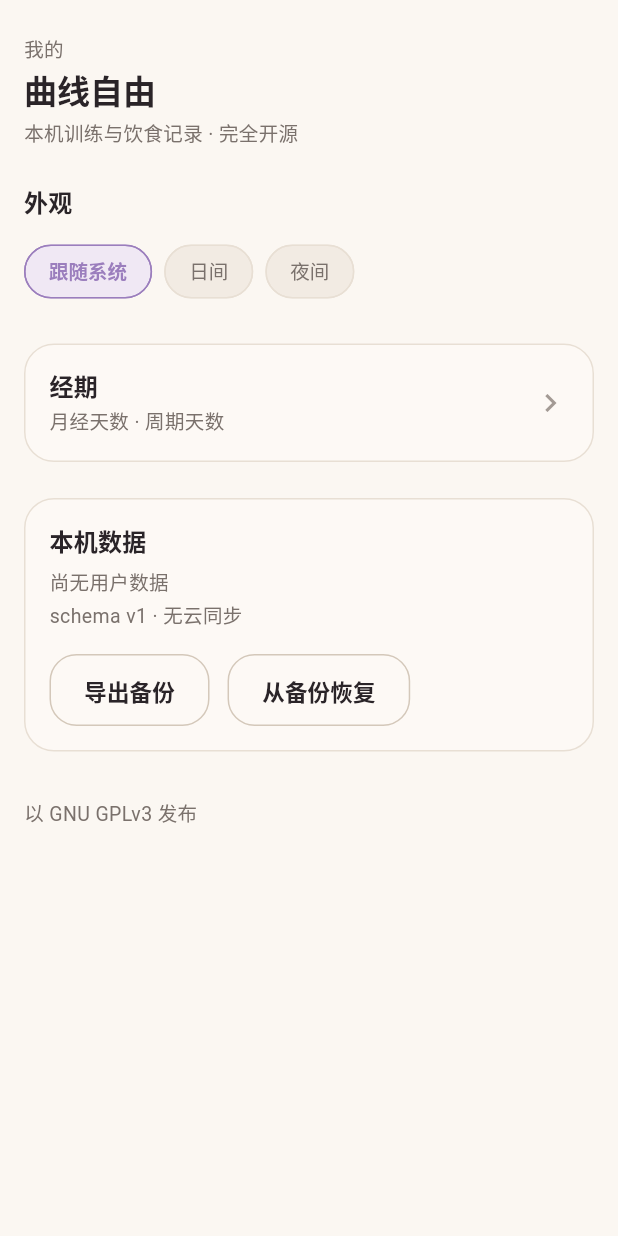
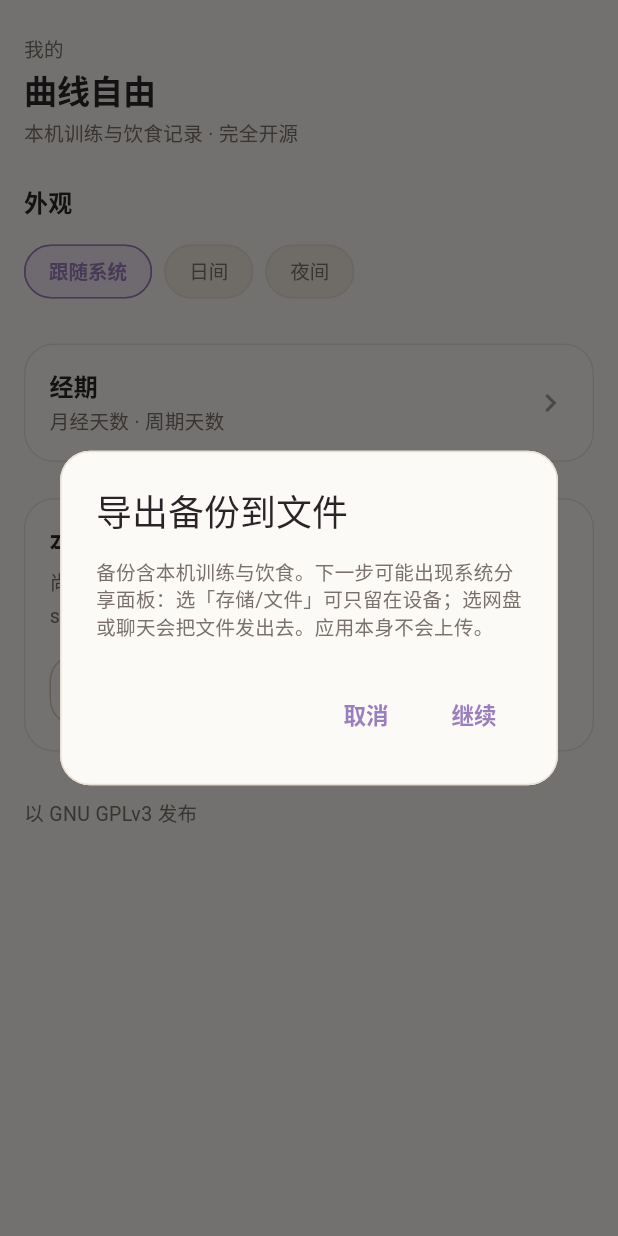
Before and after one commit to fuyuefa/curvefree, a Flutter app: the MePage screen opened directly, after a tap on "导出备份", on a phone screen of 412 x 824 dp. Run offline on Flutter 3.47's test engine with Material 3 defaults, Android fonts, the phone set to English and light mode, and no system bars; our stand-ins replace file_picker, flutter_riverpod, lottie, share_plus, shared_preferences; accounts and stored records are empty.

Commit message:
第五刀：导出备份与完成、删除训练前先确认 (#11)
导出备份先确认分享风险，取消不写不分享；完成/删除训练先确认，取消不改记录。

```diff
--- a/lib/core/constants/app_tokens.dart
+++ b/lib/core/constants/app_tokens.dart
@@ -73,6 +73,13 @@ abstract final class AppStrings {
   static const String exerciseNameHint = '动作名，如卧推';
   static const String finishWorkout = '完成训练';
   static const String finishThisSession = '完成本次训练';
+  static const String finishSessionConfirmTitle = '完成这堂训练？';
+  static const String finishSessionConfirmAction = '完成';
+  static const String keepLoggingSets = '继续记组';
+  static const String workoutCompleted = '训练已完成';
+  static const String deleteSessionTitle = '删除这堂训练？';
+  static const String deleteSessionBody = '此操作无法撤销。';
+  static const String deleteSessionAction = '删除';
   static const String navToday = '今日';
   static const String navMe = '我的';
   static const String continueAction = '继续';
@@ -110,7 +117,10 @@ abstract final class AppStrings {
   static const String resumeWorkout = '继续未完成训练';
   static const String todayPlan = '今日计划';
   static const String todayRest = '今日按计划休息';
-  static const String backupSaved = '备份已写入本机文件。分享或另存由你决定，不会自动上传。';
+  static const String backupExportConfirmTitle = '导出备份到文件';
+  static const String backupExportConfirmBody =
+      '备份含本机训练与饮食。下一步可能出现系统分享面板：选「存储/文件」可只留在设备；选网盘或聊天会把文件发出去。应用本身不会上传。';
+  static const String backupSaved = '备份已保存在本机。分享到聊天或网盘会让这份文件离开设备。';
   static const String backupRestoreTitle = '恢复备份';
   static const String backupRestoreBody = '用这份备份覆盖本机的训练、饮食和计划？数据仍只留在这台设备，不会上传。';
   static const String backupRestored = '已从备份恢复，数据仍只在本机';
@@ -122,4 +132,13 @@ abstract final class AppStrings {
   static const String storageReady = '本地库已就绪';
   static const String storageEmpty = '尚无用户数据';
   static const String gplNotice = '以 GNU GPLv3 发布';
+
+  /// 「已完成 N 组 · 容量 X kg」. Volume uses the session total, rounded like the bar.
+  static String completedVolumeLine({
+    required int completedSets,
+    required double volumeKg,
+  }) {
+    final String volume = volumeKg.toStringAsFixed(0);
+    return '已完成 $completedSets 组 · $volumeLabel $volume $weightColumn';
+  }
 }
--- a/lib/features/home/home_backup.dart
+++ b/lib/features/home/home_backup.dart
@@ -8,12 +8,36 @@ import 'package:flutter/material.dart';
 import 'package:flutter_riverpod/flutter_riverpod.dart';
 
 Future<void> exportLocalBackup(BuildContext context, WidgetRef ref) async {
-  final messenger = ScaffoldMessenger.of(context);
+  final ScaffoldMessengerState messenger = ScaffoldMessenger.of(context);
+  final bool? confirmed = await showDialog<bool>(
+    context: context,
+    builder: (BuildContext dialogContext) {
+      return AlertDialog(
+        key: const Key('dialog_export_backup'),
+        title: const Text(AppStrings.backupExportConfirmTitle),
+        content: const Text(AppStrings.backupExportConfirmBody),
+        actions: <Widget>[
+          TextButton(
+            onPressed: () => Navigator.of(dialogContext).pop(false),
+            child: const Text(AppStrings.cancel),
+          ),
+          TextButton(
+            key: const Key('btn_confirm_export'),
+            onPressed: () => Navigator.of(dialogContext).pop(true),
+            child: const Text(AppStrings.continueAction),
+          ),
+        ],
+      );
+    },
+  );
+  if (confirmed != true || !context.mounted) {
+    return;
+  }
   try {
-    final json = await ref
+    final String json = await ref
         .read(localStoreSnapshotProvider.notifier)
         .exportBackup();
-    final result = await ref
+    final BackupExportResult result = await ref
         .read(backupFileGatewayProvider)
         .exportFile(
           fileName: BackupFiles.stamped(DateTime.now()),
```
Also changed, not shown: lib/features/training/pages/session_page.dart (+79 -12 lines), 2 other files.
